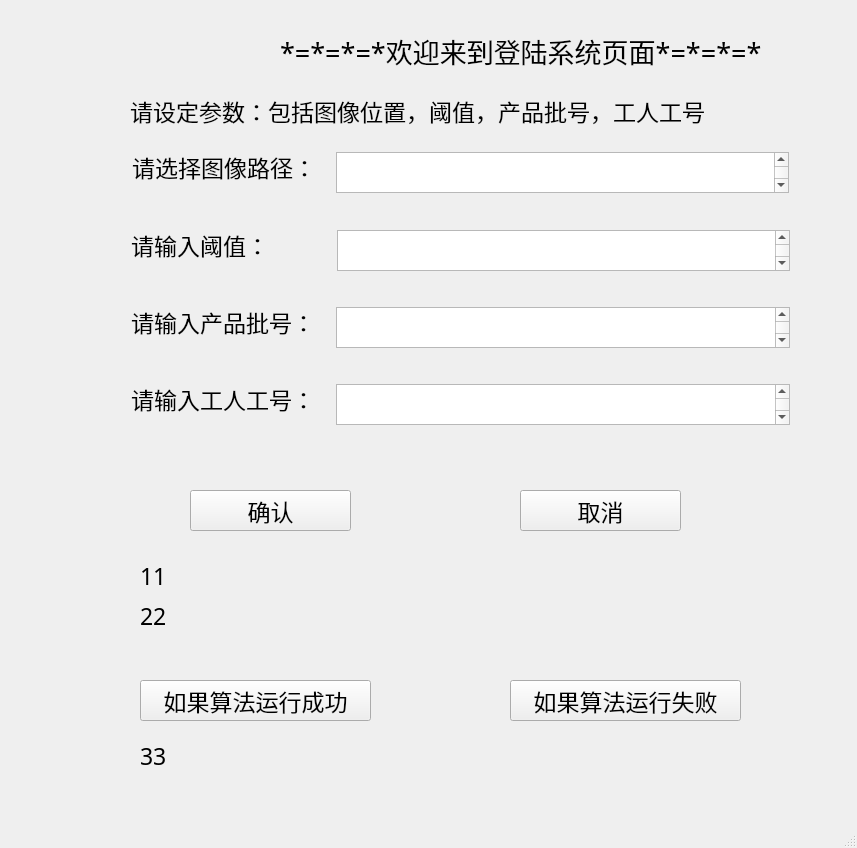
Before: the Qt Designer form QT_Designer/login.ui in SimonWicre/IndustryDemo, drawn with Qt 5.
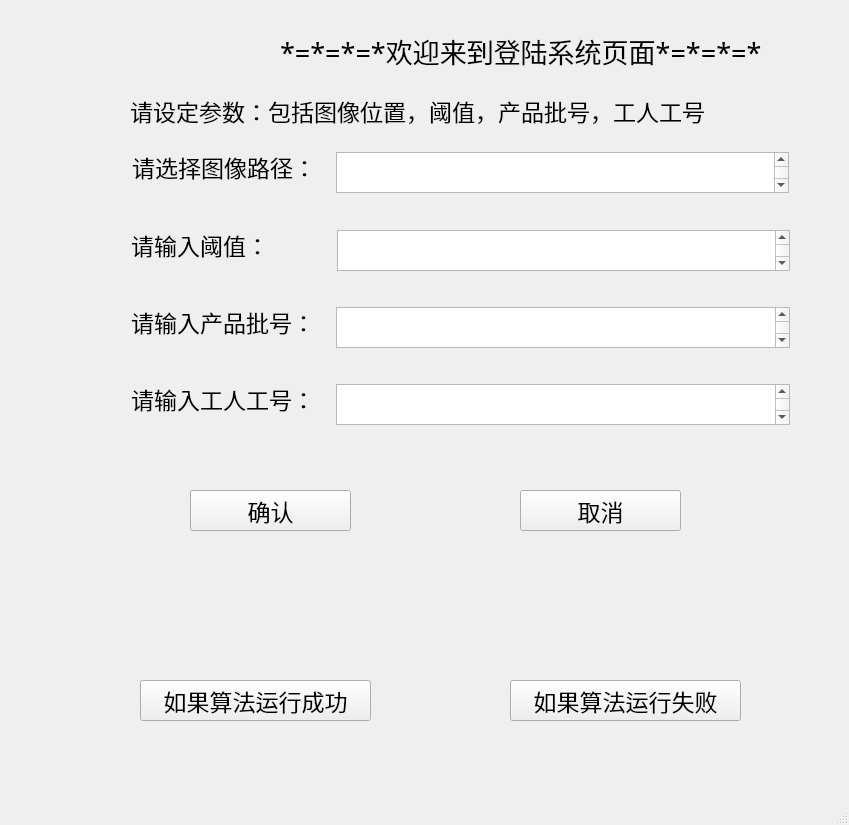
After: the same form once the commit is applied.

Patch:
```diff
--- a/QT_Designer/login.ui
+++ b/QT_Designer/login.ui
@@ -6,8 +6,8 @@
    <rect>
     <x>0</x>
     <y>0</y>
-    <width>857</width>
-    <height>848</height>
+    <width>849</width>
+    <height>825</height>
    </rect>
   </property>
   <property name="windowTitle">
@@ -49,7 +49,7 @@
      </font>
     </property>
     <property name="text">
-     <string>33</string>
+     <string/>
     </property>
    </widget>
    <widget class="QLabel" name="label_2">
@@ -309,7 +309,7 @@
      </font>
     </property>
     <property name="text">
-     <string>22</string>
+     <string/>
     </property>
    </widget>
    <widget class="QLabel" name="inputCompleteLabel">
@@ -328,7 +328,7 @@
      </font>
     </property>
     <property name="text">
-     <string>11</string>
+     <string/>
     </property>
    </widget>
   </widget>
```
Left out of the diff: 4 changed lines with no effect on the pictures.
